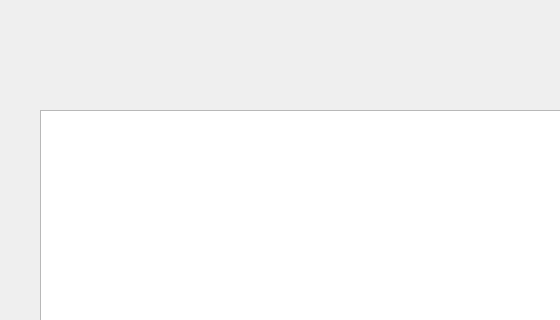
Above: baza.ui from Astropl/OptiBase before the change; both pictures show x 0 to 560 and y 0 to 320 of the 864 by 634 pixel window. Below: the same form after it.
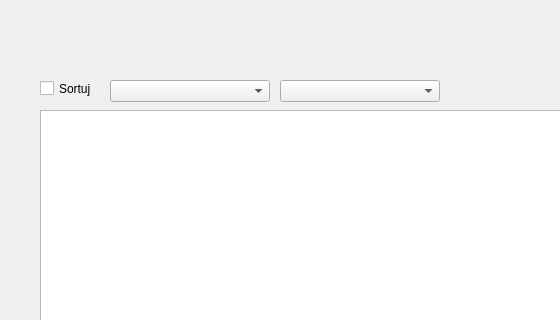
That is the form after the change.

The edit to the form file:
```diff
--- a/baza.ui
+++ b/baza.ui
@@ -286,6 +286,39 @@
      </rect>
     </property>
    </widget>
+   <widget class="QCheckBox" name="checkBox">
+    <property name="geometry">
+     <rect>
+      <x>40</x>
+      <y>80</y>
+      <width>70</width>
+      <height>17</height>
+     </rect>
+    </property>
+    <property name="text">
+     <string>Sortuj</string>
+    </property>
+   </widget>
+   <widget class="QComboBox" name="comboBox_5">
+    <property name="geometry">
+     <rect>
+      <x>110</x>
+      <y>80</y>
+      <width>160</width>
+      <height>22</height>
+     </rect>
+    </property>
+   </widget>
+   <widget class="QComboBox" name="comboBox_6">
+    <property name="geometry">
+     <rect>
+      <x>280</x>
+      <y>80</y>
+      <width>160</width>
+      <height>22</height>
+     </rect>
+    </property>
+   </widget>
    <zorder>tableViewDB</zorder>
    <zorder>labelTest</zorder>
    <zorder>comboBox_4</zorder>
```
Left out of the diff: 3 changed lines with no effect on the pictures.
